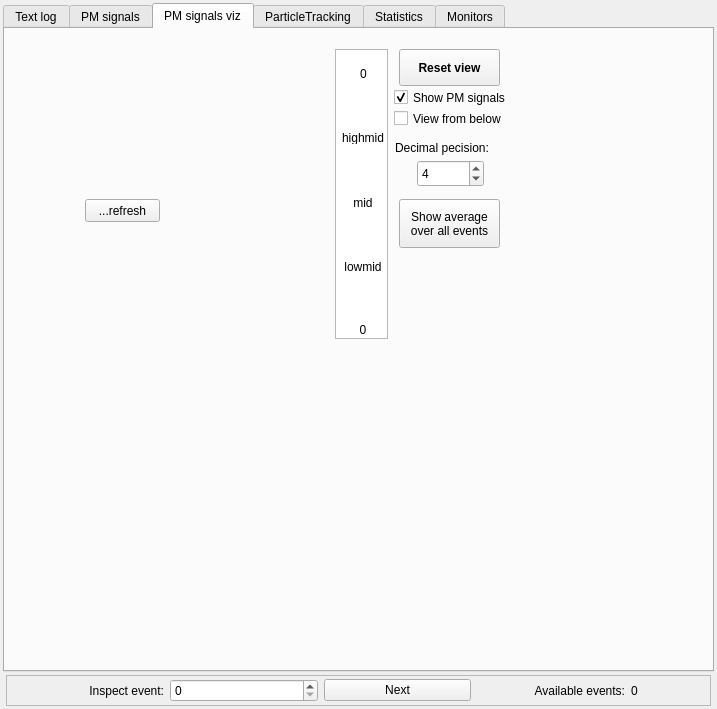
First picture: the form in src/gui/outputwindow.ui, repository andrmor/ANTS2, before the edit.
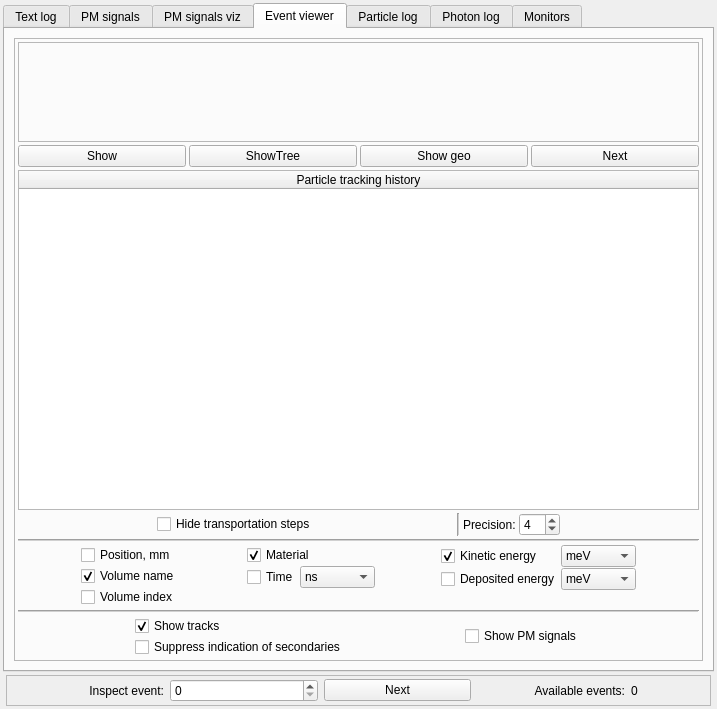
Second picture: the form after the edit.

Commit message: start work on event viewer based on new tracking history system

Diff of the .ui file:
```diff
--- a/src/gui/outputwindow.ui
+++ b/src/gui/outputwindow.ui
@@ -94,7 +94,7 @@
        </palette>
       </property>
       <property name="currentIndex">
-       <number>2</number>
+       <number>3</number>
       </property>
       <widget class="QWidget" name="tabText">
        <attribute name="title">
@@ -734,9 +734,526 @@
         </widget>
        </widget>
       </widget>
+      <widget class="QWidget" name="tab_5">
+       <attribute name="title">
+        <string>Event viewer</string>
+       </attribute>
+       <layout class="QVBoxLayout" name="verticalLayout_34">
+        <item>
+         <widget class="QFrame" name="frame_3">
+          <property name="frameShape">
+           <enum>QFrame::StyledPanel</enum>
+          </property>
+          <property name="frameShadow">
+           <enum>QFrame::Raised</enum>
+          </property>
+          <layout class="QVBoxLayout" name="verticalLayout_10">
+           <property name="spacing">
+            <number>3</number>
+           </property>
+           <property name="leftMargin">
+            <number>3</number>
+           </property>
+           <property name="topMargin">
+            <number>3</number>
+           </property>
+           <property name="rightMargin">
+            <number>3</number>
+           </property>
+           <property name="bottomMargin">
+            <number>3</number>
+           </property>
+           <item>
+            <widget class="QFrame" name="frame_4">
+             <property name="minimumSize">
+              <size>
+               <width>0</width>
+               <height>100</height>
+              </size>
+             </property>
+             <property name="frameShape">
+              <enum>QFrame::StyledPanel</enum>
+             </property>
+             <property name="frameShadow">
+              <enum>QFrame::Raised</enum>
+             </property>
+            </widget>
+           </item>
+           <item>
+            <layout class="QHBoxLayout" name="horizontalLayout_27">
+             <item>
+              <widget class="QPushButton" name="pbEVshow">
+               <property name="text">
+                <string>Show</string>
+               </property>
+              </widget>
+             </item>
+             <item>
+              <widget class="QPushButton" name="pbEventView_ShowTree">
+               <property name="text">
+                <string>ShowTree</string>
+               </property>
+              </widget>
+             </item>
+             <item>
+              <widget class="QPushButton" name="pbEVgeo">
+               <property name="text">
+                <string>Show geo</string>
+               </property>
+              </widget>
+             </item>
+             <item>
+              <widget class="QPushButton" name="pvEV_Next">
+               <property name="text">
+                <string>Next</string>
+               </property>
+              </widget>
+             </item>
+            </layout>
+           </item>
+           <item>
+            <widget class="QTreeWidget" name="trwEventView">
+             <column>
+              <property name="text">
+               <string>Particle tracking history</string>
+              </property>
+              <property name="textAlignment">
+               <set>AlignCenter</set>
+              </property>
+             </column>
+            </widget>
+           </item>
+           <item>
+            <layout class="QHBoxLayout" name="horizontalLayout_28">
+             <item>
+              <spacer name="horizontalSpacer_35">
+               <property name="orientation">
+                <enum>Qt::Horizontal</enum>
+               </property>
+               <property name="sizeHint" stdset="0">
+                <size>
+                 <width>40</width>
+                 <height>20</height>
+                </size>
+               </property>
+              </spacer>
+             </item>
+             <item>
+              <widget class="QCheckBox" name="cbEVhideTrans">
+               <property name="text">
+                <string>Hide transportation steps</string>
+               </property>
+              </widget>
+             </item>
+             <item>
+              <spacer name="horizontalSpacer_34">
+               <property name="orientation">
+                <enum>Qt::Horizontal</enum>
+               </property>
+               <property name="sizeHint" stdset="0">
+                <size>
+                 <width>40</width>
+                 <height>20</height>
+                </size>
+               </property>
+              </spacer>
+             </item>
+             <item>
+              <widget class="Line" name="line_3">
+               <property name="orientation">
+                <enum>Qt::Vertical</enum>
+               </property>
+              </widget>
+             </item>
+             <item>
+              <widget class="QLabel" name="label_27">
+               <property name="text">
+                <string>Precision:</string>
+               </property>
+              </widget>
+             </item>
+             <item>
+              <widget class="QSpinBox" name="sbEVprecision">
+               <property name="maximum">
+                <number>15</number>
+               </property>
+               <property name="value">
+                <number>4</number>
+               </property>
+              </widget>
+             </item>
+             <item>
+              <spacer name="horizontalSpacer_33">
+               <property name="orientation">
+                <enum>Qt::Horizontal</enum>
+               </property>
+               <property name="sizeHint" stdset="0">
+                <size>
+                 <width>40</width>
+                 <height>20</height>
+                </size>
+               </property>
+              </spacer>
+             </item>
+            </layout>
+           </item>
+           <item>
+            <widget class="Line" name="line">
+             <property name="orientation">
+              <enum>Qt::Horizontal</enum>
+             </property>
+            </widget>
+           </item>
+           <item>
+            <layout class="QHBoxLayout" name="horizontalLayout_13">
+             <item>
+              <spacer name="horizontalSpacer_31">
+               <property name="orientation">
+                <enum>Qt::Horizontal</enum>
+               </property>
+               <property name="sizeHint" stdset="0">
+                <size>
+                 <width>40</width>
+                 <height>20</height>
+                </size>
+               </property>
+              </spacer>
+             </item>
+             <item>
+              <layout class="QVBoxLayout" name="verticalLayout_7">
+               <property name="spacing">
+                <number>1</number>
+               </property>
+               <item>
+                <widget class="QCheckBox" name="cbEVpos">
+                 <property name="text">
+                  <string>Position, mm</string>
+                 </property>
+                </widget>
+               </item>
+               <item>
+                <widget class="QCheckBox" name="cbEVvol">
+                 <property name="text">
+                  <string>Volume name</string>
+                 </property>
+                 <property name="checked">
+                  <bool>true</bool>
+                 </property>
+                </widget>
+               </item>
+               <item>
+                <widget class="QCheckBox" name="cbEVvi">
+                 <property name="text">
+                  <string>Volume index</string>
+                 </property>
+                </widget>
+               </item>
+              </layout>
+             </item>
+             <item>
+              <spacer name="horizontalSpacer_5">
+               <property name="orientation">
+                <enum>Qt::Horizontal</enum>
+               </property>
+               <property name="sizeHint" stdset="0">
+                <size>
+                 <width>40</width>
+                 <height>20</height>
+                </size>
+               </property>
+              </spacer>
+             </item>
+             <item>
+              <layout class="QVBoxLayout" name="verticalLayout_8">
+               <property name="spacing">
+                <number>1</number>
+               </property>
+               <item>
+                <widget class="QCheckBox" name="cbEVmat">
+                 <property name="text">
+                  <string>Material</string>
+                 </property>
+                 <property name="checked">
+                  <bool>true</bool>
+                 </property>
+                </widget>
+               </item>
+               <item>
+                <layout class="QHBoxLayout" name="horizontalLayout_10">
+                 <item>
+                  <widget class="QCheckBox" name="cbEVtime">
+                   <property name="text">
+                    <string>Time</string>
+                   </property>
+                  </widget>
+                 </item>
+                 <item>
+                  <widget class="QComboBox" name="cobEVtime">
+                   <property name="minimumSize">
+                    <size>
+                     <width>75</width>
+                     <height>0</height>
+                    </size>
+                   </property>
+                   <property name="maximumSize">
+                    <size>
+                     <width>75</width>
+                     <height>16777215</height>
+                    </size>
+                   </property>
+                   <item>
+                    <property name="text">
+                     <string>ns</string>
+                    </property>
+                   </item>
+                   <item>
+                    <property name="text">
+                     <string>us</string>
+                    </property>
+                   </item>
+                   <item>
+                    <property name="text">
+                     <string>ms</string>
+                    </property>
+                   </item>
+                  </widget>
+                 </item>
+                </layout>
+               </item>
+               <item>
+                <widget class="QLabel" name="label_8">
+                 <property name="text">
+                  <string> </string>
+                 </property>
+                </widget>
+               </item>
+              </layout>
+             </item>
+             <item>
+              <spacer name="horizontalSpacer_30">
+               <property name="orientation">
+                <enum>Qt::Horizontal</enum>
+               </property>
+               <property name="sizeHint" stdset="0">
+                <size>
+                 <width>40</width>
+                 <height>20</height>
+                </size>
+               </property>
+              </spacer>
+             </item>
+             <item>
+              <layout class="QVBoxLayout" name="verticalLayout_9">
+               <property name="spacing">
+                <number>1</number>
+               </property>
+               <item>
+                <layout class="QHBoxLayout" name="horizontalLayout_11">
+                 <item>
+                  <widget class="QCheckBox" name="cbEVkin">
+                   <property name="text">
+                    <string>Kinetic energy</string>
+                   </property>
+                   <property name="checked">
+                    <bool>true</bool>
+                   </property>
+                  </widget>
+                 </item>
+                 <item>
+                  <widget class="QComboBox" name="cobEVkin">
+                   <property name="minimumSize">
+                    <size>
+                     <width>75</width>
+                     <height>0</height>
+                    </size>
+                   </property>
+                   <property name="maximumSize">
+                    <size>
+                     <width>75</width>
+                     <height>16777215</height>
+                    </size>
+                   </property>
+                   <item>
+                    <property name="text">
+                     <string>meV</string>
+                    </property>
+                   </item>
+                   <item>
+                    <property name="text">
+                     <string>keV</string>
+                    </property>
+                   </item>
+                   <item>
+                    <property name="text">
+                     <string>MeV</string>
+                    </property>
+                   </item>
+                  </widget>
+                 </item>
+                </layout>
+               </item>
+               <item>
+                <layout class="QHBoxLayout" name="horizontalLayout_12">
+                 <item>
+                  <widget class="QCheckBox" name="cbEVdepo">
+                   <property name="text">
+                    <string>Deposited energy</string>
+                   </property>
+                  </widget>
+                 </item>
+                 <item>
+                  <widget class="QComboBox" name="cobEVdepo">
+                   <property name="minimumSize">
+                    <size>
+                     <width>75</width>
+                     <height>0</height>
+                    </size>
+                   </property>
+                   <property name="maximumSize">
+                    <size>
+                     <width>75</width>
+                     <height>16777215</height>
+                    </size>
+                   </property>
+                   <item>
+                    <property name="text">
+                     <string>meV</string>
+                    </property>
+                   </item>
+                   <item>
+                    <property name="text">
+                     <string>keV</string>
+                    </property>
+                   </item>
+                   <item>
+                    <property name="text">
+                     <string>MeV</string>
+                    </property>
+                   </item>
+                  </widget>
+                 </item>
+                </layout>
+               </item>
+               <item>
+                <widget class="QLabel" name="label_26">
+                 <property name="text">
+                  <string> </string>
+                 </property>
+                </widget>
+               </item>
+              </layout>
+             </item>
+             <item>
+              <spacer name="horizontalSpacer_32">
+               <property name="orientation">
+                <enum>Qt::Horizontal</enum>
+               </property>
+               <property name="sizeHint" stdset="0">
+                <size>
+                 <width>40</width>
+                 <height>20</height>
+                </size>
+               </property>
+              </spacer>
+             </item>
+            </layout>
+           </item>
+           <item>
+            <widget class="Line" name="line_5">
+             <property name="orientation">
+              <enum>Qt::Horizontal</enum>
+             </property>
+            </widget>
+           </item>
+           <item>
+            <layout class="QHBoxLayout" name="horizontalLayout_29">
+             <item>
+              <spacer name="horizontalSpacer_37">
+               <property name="orientation">
+                <enum>Qt::Horizontal</enum>
+               </property>
+               <property name="sizeHint" stdset="0">
+                <size>
+                 <width>40</width>
+                 <height>20</height>
+                </size>
+               </property>
+              </spacer>
+             </item>
+             <item>
+              <layout class="QVBoxLayout" name="verticalLayout_32">
+               <property name="spacing">
+                <number>1</number>
+               </property>
+               <item>
+                <widget class="QCheckBox" name="cbEVtracks">
+                 <property name="text">
+                  <string>Show tracks</string>
+                 </property>
+                 <property name="checked">
+                  <bool>true</bool>
+                 </property>
+                </widget>
+               </item>
+               <item>
+                <widget class="QCheckBox" name="cbEVsupressSec">
+                 <property name="text">
+                  <string>Suppress indication of secondaries</string>
+                 </property>
+                </widget>
+               </item>
+              </layout>
+             </item>
+             <item>
+              <spacer name="horizontalSpacer_38">
+               <property name="orientation">
+                <enum>Qt::Horizontal</enum>
+               </property>
+               <property name="sizeHint" stdset="0">
+                <size>
+                 <width>40</width>
+                 <height>20</height>
+                </size>
+               </property>
+              </spacer>
+             </item>
+             <item>
+              <layout class="QVBoxLayout" name="verticalLayout_33">
+               <property name="spacing">
+                <number>1</number>
+               </property>
+               <item>
+                <widget class="QCheckBox" name="cbEVpmSig">
+                 <property name="text">
+                  <string>Show PM signals</string>
+                 </property>
+                </widget>
+               </item>
+              </layout>
+             </item>
+             <item>
+              <spacer name="horizontalSpacer_36">
+               <property name="orientation">
+                <enum>Qt::Horizontal</enum>
+               </property>
+               <property name="sizeHint" stdset="0">
+                <size>
+                 <width>40</width>
+                 <height>20</height>
+                </size>
+               </property>
+              </spacer>
+             </item>
+            </layout>
+           </item>
+          </layout>
+         </widget>
+        </item>
+       </layout>
+      </widget>
       <widget class="QWidget" name="tab_2">
        <attribute name="title">
-        <string>ParticleTracking</string>
+        <string>Particle log</string>
        </attribute>
        <layout class="QVBoxLayout" name="verticalLayout_18">
         <item>
@@ -1640,7 +2157,7 @@
       </widget>
       <widget class="QWidget" name="tabPhStatistics">
        <attribute name="title">
-        <string>Statistics</string>
+        <string>Photon log</string>
        </attribute>
        <layout class="QVBoxLayout" name="verticalLayout_11">
         <property name="topMargin">
```
Left out of the diff: 322 changed lines with no effect on the pictures. The commit also changes 10 other files.
